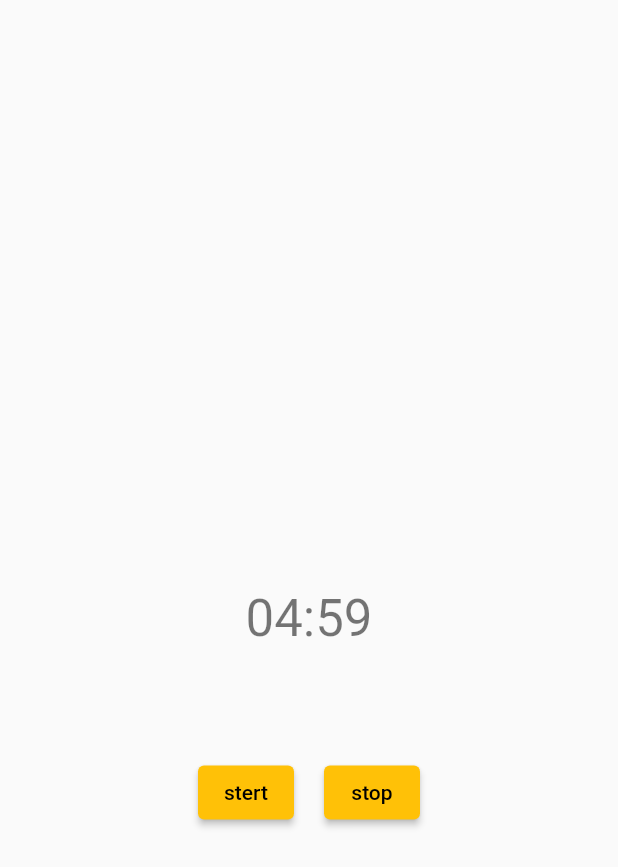
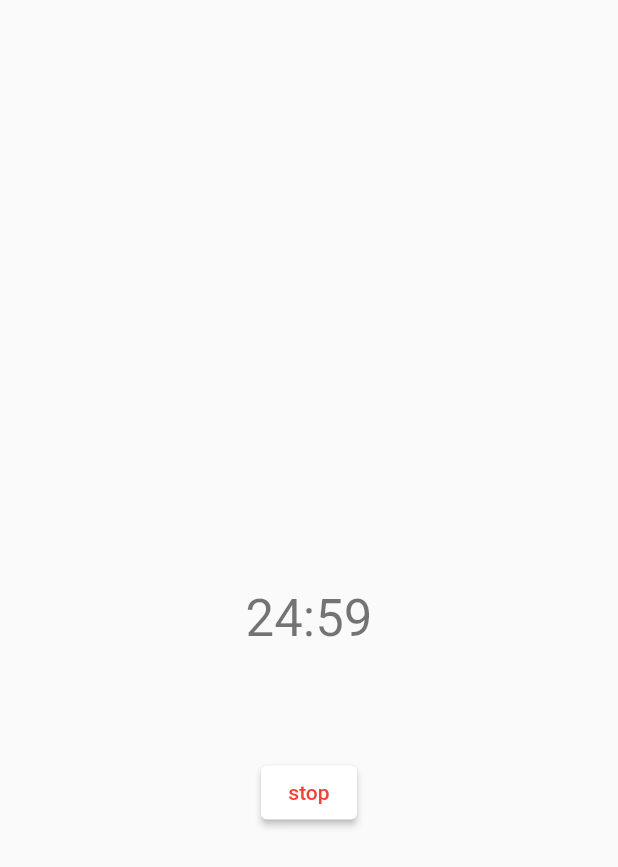
Before and after one commit to entaku0818/pomodoro, a Flutter app: the screen it shows once a user with an empty profile is signed in, after a tap on "stert", on a phone screen of 412 x 824 dp. Shown: the top 867 px of the screen. Run offline on Flutter 3.47's test engine with Material 2 defaults, Android fonts, the phone set to English and light mode, and no system bars; our stand-ins replace firebase_auth, firebase_core, flutter_riverpod, flutter_signin_button, google_sign_in, hooks_riverpod; accounts and stored records are empty.

Commit message:
pomodolo 追加

```diff
--- a/lib/pomodolo.dart
+++ b/lib/pomodolo.dart
@@ -22,16 +22,31 @@ class Ticker {
 }
 
 class TimerModel {
-  const TimerModel(this.timeLeft);
+  const TimerModel(this.timeLeft, this.timeStatus);
   final String timeLeft;
+  final TimeStatus timeStatus;
+
 }
+enum TimeStatus{
+  init,
+  started,
+  paused,
+  stoped
+}
+
+class PomodoloModel {
+  const PomodoloModel(this.timerList);
+  final List<TimerModel> timerList;
+}
+
 
 class TimerNotifier extends StateNotifier<TimerModel> {
   TimerNotifier() : super(_initialState);
 
-  static const int _initialDuration = 300;
+  static const int _initialDuration = 1500;
   static final _initialState = TimerModel(
     _durationString(_initialDuration),
+    TimeStatus.init
   );
 
  final Ticker _ticker = Ticker();
@@ -44,12 +59,16 @@ class TimerNotifier extends StateNotifier<TimerModel> {
   }
 
   void start() {
+    if (state.timeStatus == TimeStatus.paused){
+      _restartTimer();
+    }else{
       _startTimer();
+    }
   }
 
   void _restartTimer() {
     _tickerSubscription?.resume();
-    state = TimerModel(state.timeLeft);
+    state = TimerModel(state.timeLeft,TimeStatus.started);
   }
 
   void _startTimer() {
@@ -57,19 +76,19 @@ class TimerNotifier extends StateNotifier<TimerModel> {
 
     _tickerSubscription =
         _ticker.tick(ticks: _initialDuration).listen((duration) {
-      state = TimerModel(_durationString(duration));
+      state = TimerModel(_durationString(duration),TimeStatus.started);
     });
 
     _tickerSubscription?.onDone(() {
-      state = TimerModel(state.timeLeft);
+      state = TimerModel(state.timeLeft,TimeStatus.stoped);
     });
 
-    state = TimerModel(_durationString(_initialDuration));
+    state = TimerModel(_durationString(_initialDuration),TimeStatus.started);
   }
 
   void pause() {
     _tickerSubscription?.pause();
-    state = TimerModel(state.timeLeft);
+    state = TimerModel(state.timeLeft,TimeStatus.paused);
   }
 
   void reset() {
@@ -106,7 +125,7 @@ class Pomodoro extends HookConsumerWidget {
     return Scaffold(
       body: Container(
         child: Stack(
-          fit: StackFit.expand, // これを設定すると画面いっぱいに画像が描画されます。
+          fit: StackFit.expand,
         children: [
           Align(
             alignment: const Alignment(0, 0),
@@ -115,9 +134,65 @@ class Pomodoro extends HookConsumerWidget {
           style: Theme.of(context).textTheme.headlineMedium,
         )
           )
-      ,          Align(
-            alignment: const Alignment(0, 0.3),
-            child: Row(
+      ,          const Align(
+            alignment: Alignment(0, 0.3),
+            child:TimeButtons()
+          )
+
+        ]
+      )
+    ));
+  }
+}
+
+
+
+
+class TimeButtons extends HookConsumerWidget {
+  const TimeButtons({Key? key}) : super(key: key);
+
+  @override
+  Widget build(BuildContext context, WidgetRef ref) {
+    final state = ref.watch(timerProvider);
+
+    switch (state.timeStatus){
+
+      case TimeStatus.init:
+        return Row(
+              mainAxisAlignment: MainAxisAlignment.center,
+              children: [
+                ElevatedButton(
+                  onPressed: () => ref.read(timerProvider.notifier).start(),
+                  child: const Text('stert'),
+               )
+            ]
+            );
+      case TimeStatus.started:
+        return Row(
+              mainAxisAlignment: MainAxisAlignment.center,
+              children: [
+               ElevatedButton(
+                  onPressed: () => ref.read(timerProvider.notifier).pause(),
+                  child: const Text('stop'),
+                                    style: ElevatedButton.styleFrom(
+                    foregroundColor: Colors.red, // background
+                    backgroundColor: Colors.white, // foreground
+                  ),
+               )
+            ]
+            );
+      case TimeStatus.paused:
+                return Row(
+              mainAxisAlignment: MainAxisAlignment.center,
+              children: [
+                ElevatedButton(
+                  onPressed: () => ref.read(timerProvider.notifier).start(),
+                  child: const Text('stert'),
+               ),
+            ]
+            );
+      case TimeStatus.stoped:
+                return Row(
               mainAxisAlignment: MainAxisAlignment.center,
               children: [
                 ElevatedButton(
@@ -130,11 +205,9 @@ class Pomodoro extends HookConsumerWidget {
                   child: const Text('stop'),
                )
             ]
-            )
-          )
+            );
+    }
 
-        ]
-      )
-    ));
   }
+
 }
```
